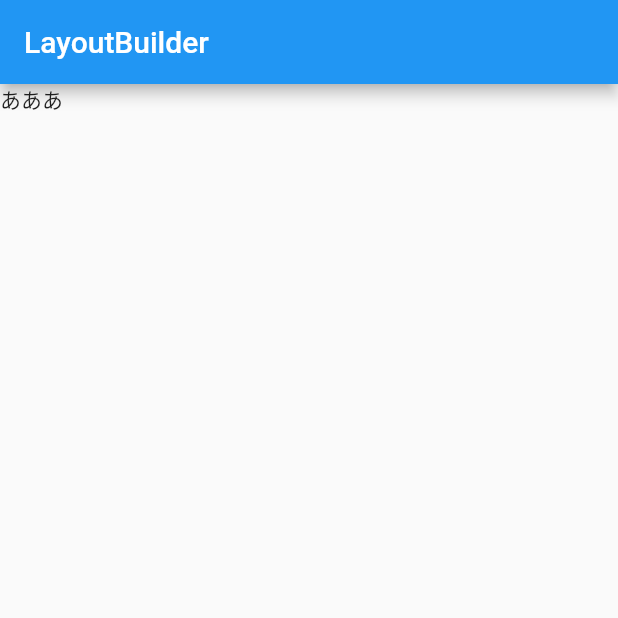
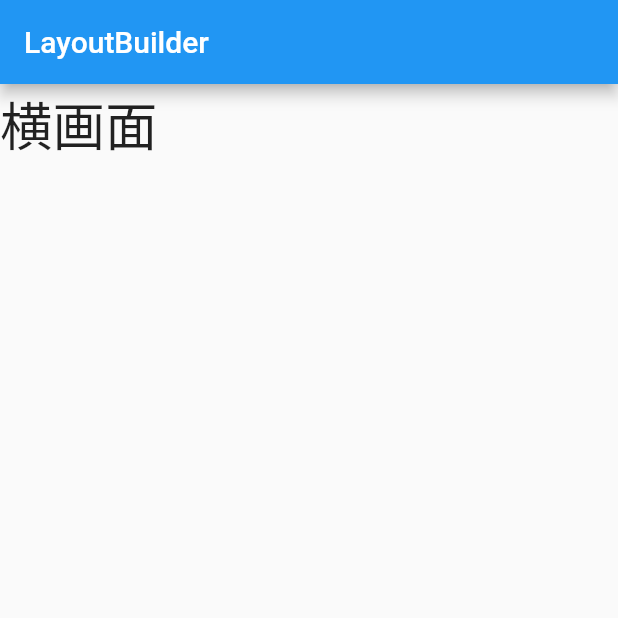
Before and after one commit to hachimitsuboy/flutter_pracite2, a Flutter app: the screen it shows after launch, on a phone screen of 412 x 824 dp, the top half of it. Run offline on Flutter 3.47's test engine with Material 2 defaults, Android fonts, the phone set to English and light mode, and no system bars.

Commit message:
縦画面時、横画面時の時で表示する文字に違いを与えた

```diff
--- a/lib/home_screen.dart
+++ b/lib/home_screen.dart
@@ -9,13 +9,16 @@ class HomeScreen extends StatelessWidget {
       appBar: AppBar(
         title: const Text("LayoutBuilder"),
       ),
-      body: Container(
-        width: 400,
-        height: 500,
-        child: LayoutBuilder(builder: (context, constraints) {
-          print("constraints: $constraints");
-          return Text("あああ");
-        })),
-      );
+      body: LayoutBuilder(builder: (context, constraints) {
+        print("constraints: $constraints");
+        if (constraints.maxWidth <= 375.0) {
+          print("縦画面ですね");
+          return const Text("縦画面", style: TextStyle(fontSize: 25.0));
+        } else {
+          print("横画面ですね");
+          return const Text("横画面", style: TextStyle(fontSize: 35.0));
+        }
+      }),
+    );
   }
 }
```
